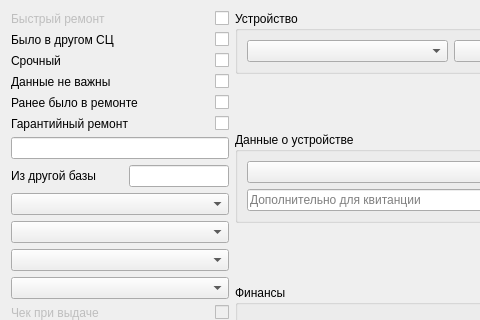
The window that tabrepairnew.ui (solderercb/snap_crm) describes before a commit, drawn with Qt 5; both pictures show x 0 to 480 and y 0 to 320 of the 1090 by 768 pixel window.
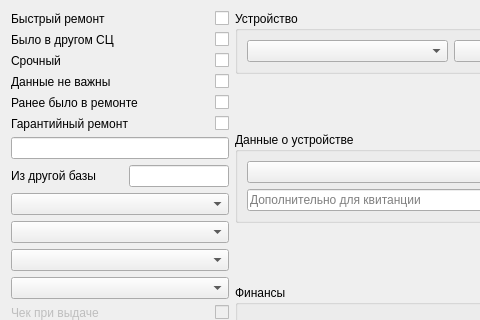
The same window after the commit. Custom widgets are drawn as their Qt base class.

```diff
--- a/tabrepairnew.ui
+++ b/tabrepairnew.ui
@@ -417,7 +417,7 @@
          <item row="0" column="0" colspan="2">
           <widget class="QLabel" name="labelIsQuick">
            <property name="enabled">
-            <bool>false</bool>
+            <bool>true</bool>
            </property>
            <property name="text">
             <string>Быстрый ремонт</string>
```
